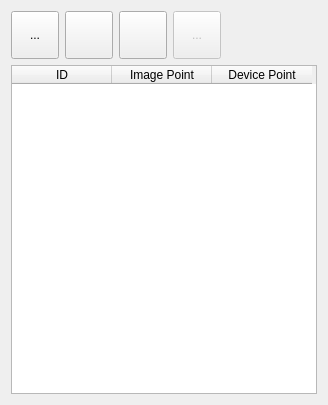
Before: the Qt Designer form Libs/SurgeryNavigation/stkFiducialMarkerRegistrationWidget.ui in zpphigh/STK, drawn with Qt 5.
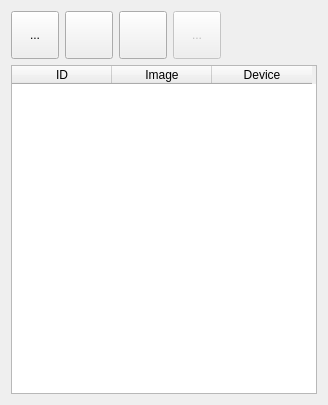
After: the same form once the commit is applied. Icons and pictures are not drawn.

Commit message: improve stkFiducialMarkerRegistrationWidget display

The edit to the form file:
```diff
--- a/Libs/SurgeryNavigation/stkFiducialMarkerRegistrationWidget.ui
+++ b/Libs/SurgeryNavigation/stkFiducialMarkerRegistrationWidget.ui
@@ -181,12 +181,12 @@
      </column>
      <column>
       <property name="text">
-       <string>Image Point</string>
+       <string>Image</string>
       </property>
      </column>
      <column>
       <property name="text">
-       <string>Device Point</string>
+       <string>Device</string>
       </property>
      </column>
     </widget>
```
The commit also changes 1 other file.
